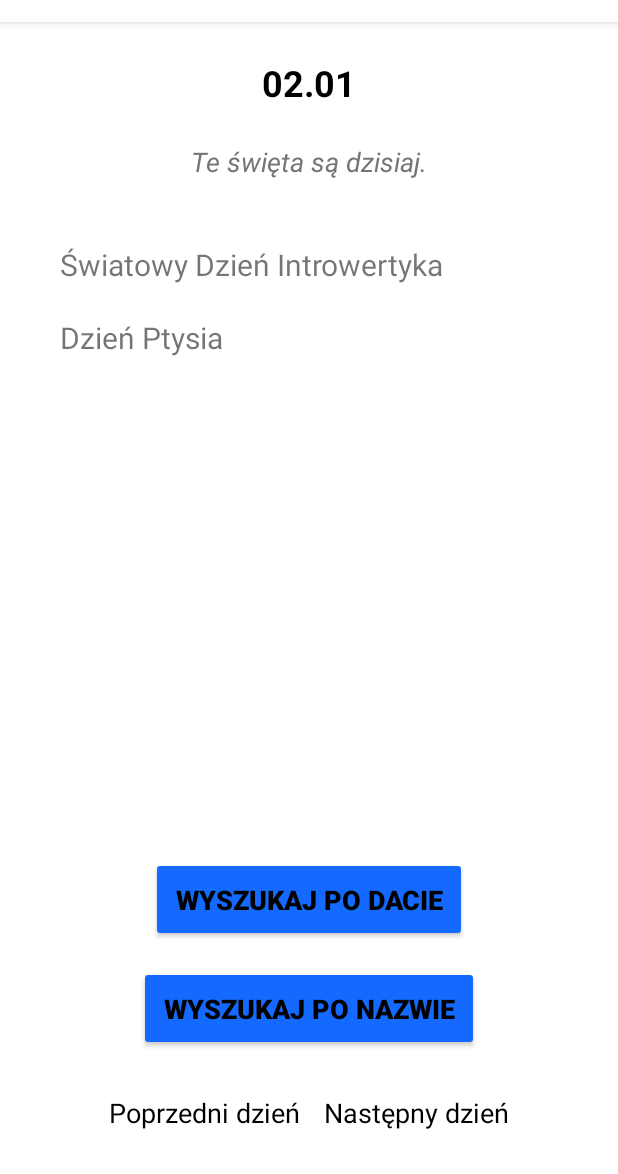
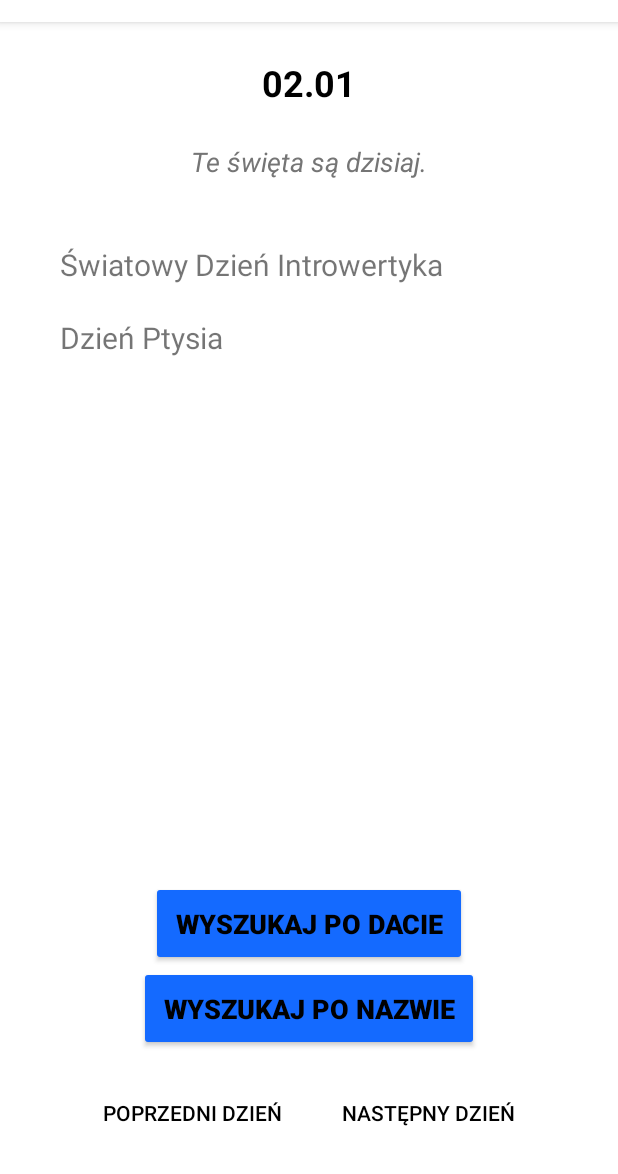
Before and after one commit to wenek/Kalendarz, an Android app: the screen it shows after launch once a user with an empty profile is signed in (CalendarActivity), on a phone screen of 412 x 824 dp, the part 62-1236 px from its top. Run offline under Robolectric (Android 15) with nearby library versions, the phone set to English and light mode, and no system bars; our stand-ins replace Firebase (no records; nobody signed in at launch, a user with empty details on screens opened directly); 2 statements that could not run were skipped.

Commit message:
puki dziala

```diff
--- a/app/src/main/java/com/example/kalendarzsemi/SplashActivity.kt
+++ b/app/src/main/java/com/example/kalendarzsemi/SplashActivity.kt
@@ -25,6 +25,9 @@ class SplashActivity : AppCompatActivity() {
         val slideInAnim: Animation = AnimationUtils.loadAnimation(this, R.anim.slide_in_from_left)
         binding.appNameTextView.startAnimation(slideInAnim)
 
+        val fadeInAnim: Animation = AnimationUtils.loadAnimation(this, R.anim.fade_in)
+        binding.logoImageView.startAnimation(fadeInAnim)
+
         Handler(Looper.getMainLooper()).postDelayed({
             val currentUser = auth.currentUser
             val intent = if (currentUser != null) {
--- /dev/null
+++ b/app/src/main/res/anim/fade_in.xml
@@ -0,0 +1,5 @@
+<?xml version="1.0" encoding="utf-8"?>
+<alpha xmlns:android="http://schemas.android.com/apk/res/android"
+    android:duration="1500"
+    android:fromAlpha="0.0"
+    android:toAlpha="1.0" />
--- a/app/src/main/res/layout/activity_calendar.xml
+++ b/app/src/main/res/layout/activity_calendar.xml
@@ -1,27 +1,37 @@
-<RelativeLayout xmlns:android="http://schemas.android.com/apk/res/android"
+<androidx.constraintlayout.widget.ConstraintLayout xmlns:android="http://schemas.android.com/apk/res/android"
+    xmlns:app="http://schemas.android.com/apk/res-auto"
+    xmlns:tools="http://schemas.android.com/tools"
     android:layout_width="match_parent"
     android:layout_height="match_parent"
-    android:background="?attr/colorPrimary">
+    android:background="?attr/colorPrimary"
+    tools:context=".CalendarActivity">
 
     <!-- Toolbar -->
+
+    <!-- Data dnia -->
     <androidx.appcompat.widget.Toolbar
         android:id="@+id/toolbar"
-        android:layout_width="match_parent"
+        android:layout_width="0dp"
         android:layout_height="?attr/actionBarSize"
-        android:layout_alignParentTop="true"
+        android:layout_marginTop="0dp"
         android:background="?attr/colorPrimary"
         android:elevation="4dp"
         android:theme="@style/ThemeOverlay.AppCompat.ActionBar"
         android:title="@string/calendar_title"
-        android:titleTextColor="?android:attr/textColorPrimaryInverse" />
+        android:titleTextColor="?android:attr/textColorPrimaryInverse"
+        app:layout_constraintEnd_toEndOf="parent"
+        app:layout_constraintHorizontal_bias="0.0"
+        app:layout_constraintStart_toStartOf="parent"
+        app:layout_constraintTop_toTopOf="parent" />
 
-    <!-- Data dnia -->
     <TextView
         android:id="@+id/tvDate"
         android:layout_width="wrap_content"
         android:layout_height="wrap_content"
-        android:layout_below="@id/toolbar"
-        android:layout_centerHorizontal="true"
+        app:layout_constraintTop_toBottomOf="@id/toolbar"
+        app:layout_constraintStart_toStartOf="parent"
+        app:layout_constraintEnd_toEndOf="parent"
+        app:layout_constraintHorizontal_bias="0.5"
         android:layout_marginTop="16dp"
         android:padding="8dp"
         android:text="@string/date_placeholder"
@@ -29,12 +39,15 @@
         android:textStyle="bold"
         android:textColor="?android:attr/textColorPrimary" />
 
+    <!-- Dni do świąt -->
     <TextView
         android:id="@+id/tvDaysUntilHoliday"
         android:layout_width="wrap_content"
         android:layout_height="wrap_content"
-        android:layout_below="@id/tvDate"
-        android:layout_centerHorizontal="true"
+        app:layout_constraintTop_toBottomOf="@id/tvDate"
+        app:layout_constraintStart_toStartOf="parent"
+        app:layout_constraintEnd_toEndOf="parent"
+        app:layout_constraintHorizontal_bias="0.5"
         android:layout_marginTop="8dp"
         android:padding="8dp"
         android:text="@string/days_until_placeholder"
@@ -42,70 +55,76 @@
         android:textStyle="italic"
         android:textColor="?android:attr/textColorSecondary" />
 
+    <!-- Kontener na listę świąt -->
 
-    <!-- Kontener na listę świąt -->
+    <!-- Przycisk szukania po dacie -->
+
+    <!-- Przycisk szukania po nazwie -->
     <ScrollView
         android:id="@+id/holidaysScrollContainer"
-        android:layout_width="match_parent"
+        android:layout_width="0dp"
         android:layout_height="0dp"
-        android:layout_below="@id/tvDaysUntilHoliday"
-        android:layout_above="@id/btnSearchDate"
+        android:layout_marginStart="16dp"
+        android:layout_marginTop="16dp"
+        android:layout_marginEnd="16dp"
+        android:gravity="center"
         android:contentDescription="@string/holidays_list"
-        android:layout_marginTop="16dp"
-        android:layout_marginStart="16dp"
-        android:layout_marginEnd="16dp"
-        android:layout_centerHorizontal="true"
-        android:gravity="center">
+        app:layout_constraintBottom_toTopOf="@+id/btnSearchDate"
+        app:layout_constraintEnd_toEndOf="parent"
+        app:layout_constraintHorizontal_bias="0.0"
+        app:layout_constraintStart_toStartOf="parent"
+        app:layout_constraintTop_toBottomOf="@id/tvDaysUntilHoliday">
 
         <LinearLayout
             android:id="@+id/holidaysContainer"
             android:layout_width="match_parent"
             android:layout_height="wrap_content"
-            android:orientation="vertical"
             android:layout_marginStart="16dp"
             android:layout_marginEnd="16dp"
+            android:gravity="center"
+            android:orientation="vertical"
             android:padding="8dp"
-            android:gravity="center"
-            android:textColor="?android:attr/textColorPrimary"/>
+            android:textColor="?android:attr/textColorPrimary" />
     </ScrollView>
 
     <Button
         android:id="@+id/btnSearchDate"
         android:layout_width="wrap_content"
         android:layout_height="wrap_content"
-        android:layout_above="@id/btnSearchByName"
-        android:layout_centerHorizontal="true"
-        android:layout_marginTop="16dp"
+        android:backgroundTint="?attr/colorAccent"
         android:padding="16dp"
         android:text="@string/search_date"
-        android:backgroundTint="?attr/colorAccent"
+        android:textColor="?android:attr/textColorPrimary"
         android:textSize="18sp"
         android:textStyle="bold"
-        android:textColor="?android:attr/textColorPrimary"
-        android:layout_gravity="center"/>
+        app:layout_constraintBottom_toTopOf="@+id/btnSearchByName"
+        app:layout_constraintEnd_toEndOf="parent"
+        app:layout_constraintStart_toStartOf="parent" />
 
     <Button
         android:id="@+id/btnSearchByName"
         android:layout_width="wrap_content"
         android:layout_height="wrap_content"
-        android:layout_above="@id/navigationButtonsContainer"
-        android:layout_centerHorizontal="true"
-        android:layout_marginTop="16dp"
+        android:backgroundTint="?attr/colorAccent"
         android:padding="16dp"
         android:text="@string/search_name"
-        android:backgroundTint="?attr/colorAccent"
+        android:textColor="?android:attr/textColorPrimary"
         android:textSize="18sp"
         android:textStyle="bold"
-        android:textColor="?android:attr/textColorPrimary"
-        android:layout_gravity="center"/>
+        app:layout_constraintBottom_toTopOf="@+id/navigationButtonsContainer"
+        app:layout_constraintEnd_toEndOf="parent"
+        app:layout_constraintHorizontal_bias="0.5"
+        app:layout_constraintStart_toStartOf="parent" />
 
-    <!-- Kontener nawigacji -->
+    <!-- Kontener przycisków nawigacyjnych -->
     <LinearLayout
         android:id="@+id/navigationButtonsContainer"
         style="?android:attr/buttonBarStyle"
-        android:layout_width="match_parent"
+        android:layout_width="0dp"
         android:layout_height="wrap_content"
-        android:layout_alignParentBottom="true"
+        app:layout_constraintBottom_toBottomOf="parent"
+        app:layout_constraintStart_toStartOf="parent"
+        app:layout_constraintEnd_toEndOf="parent"
         android:orientation="horizontal"
         android:padding="16dp"
         android:gravity="center">
@@ -113,27 +132,34 @@
         <!-- Przycisk poprzedni dzień -->
         <Button
             android:id="@+id/btnPreviousDay"
+            style="?android:attr/buttonBarButtonStyle"
             android:layout_width="wrap_content"
-            style="?android:attr/buttonBarStyle"
             android:layout_height="50dp"
+            app:layout_constraintStart_toStartOf="parent"
+            app:layout_constraintEnd_toStartOf="@id/btnNextDay"
+            app:layout_constraintVertical_bias="0.5"
             android:layout_marginEnd="8dp"
             android:backgroundTint="?attr/colorAccent"
             android:text="@string/previous_day"
-            android:textSize="18sp"
+            android:textSize="14sp"
             android:maxWidth="200dp"
             android:textColor="?android:attr/textColorPrimary" />
 
         <!-- Przycisk następny dzień -->
         <Button
             android:id="@+id/btnNextDay"
-            style="?android:attr/buttonBarStyle"
+            style="?android:attr/buttonBarButtonStyle"
             android:layout_width="wrap_content"
             android:layout_height="50dp"
+            app:layout_constraintStart_toEndOf="@id/btnPreviousDay"
+            app:layout_constraintEnd_toEndOf="parent"
+            app:layout_constraintVertical_bias="0.5"
             android:layout_marginStart="8dp"
             android:backgroundTint="?attr/colorAccent"
             android:text="@string/next_day"
-            android:textSize="18sp"
+            android:textSize="14sp"
             android:maxWidth="200dp"
             android:textColor="?android:attr/textColorPrimary" />
     </LinearLayout>
-</RelativeLayout>
+
+</androidx.constraintlayout.widget.ConstraintLayout>
--- a/app/src/main/res/values/strings.xml
+++ b/app/src/main/res/values/strings.xml
@@ -81,6 +81,7 @@
     <string name="link1_text">Jeśli szukasz więcej informacji odwiedź stronę kalbi.pl</string>
     <string name="link2_text">Podoba ci się aplikacja? Wesprzyj szczytny cel</string>
     <string name="no_notification_time_set">Nie ustawiono czasu powiadomienia</string>
+    <string name="app_logo_desc">splash screen logo</string>
 
 
 </resources>
```
Also changed, not shown: app/build.gradle.kts (+8 -0 lines), app/src/main/java/com/example/kalendarzsemi/Notification.kt (+57 -4 lines), app/src/main/java/com/example/kalendarzsemi/SettingsActivity.kt (+11 -4 lines), app/src/main/res/layout/activity_splash.xml (+15 -0 lines), gradle/libs.versions.toml (+16 -3 lines), app/src/main/res/values/themes.xml (line endings or trailing spaces).
